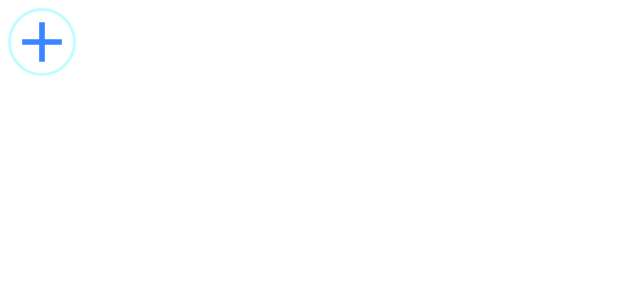
After one commit to Harshvardhan-sN/GrowMore, an Android app: the layout item_card_selected_member.xml on its own in the app's theme, with its tools: preview values and no code run, on a phone screen of 412 x 824 dp. The commit adds this screen. Shown: the top 300 px of the screen. Run offline under Robolectric (Android 15) with nearby library versions, the light colour scheme and no system bars.

Commit message:
complete 283

```diff
--- a/app/src/main/java/my/project/growmore/adapters/BoardItemsAdapter.kt
+++ b/app/src/main/java/my/project/growmore/adapters/BoardItemsAdapter.kt
@@ -10,13 +10,13 @@ import my.project.growmore.databinding.ItemBoardBinding
 import my.project.growmore.models.Board
 
 open class BoardItemsAdapter(private val context: Context,
-                private var list: ArrayList<Board>):
+                             private var list: ArrayList<Board>):
     RecyclerView.Adapter<RecyclerView.ViewHolder>(){
 
     private var onClickListener: OnClickListener? = null
 
     override fun onCreateViewHolder(parent: ViewGroup, viewType: Int): MyViewHolder {
-return MyViewHolder(ItemBoardBinding.inflate(LayoutInflater.from(parent.context), parent, false))
+        return MyViewHolder(ItemBoardBinding.inflate(LayoutInflater.from(parent.context), parent, false))
     }
 
     override fun getItemCount(): Int {
--- /dev/null
+++ b/app/src/main/res/drawable/ic_add_member.xml
@@ -0,0 +1,5 @@
+<vector android:height="24dp" android:tint="#3a86ff"
+    android:viewportHeight="24" android:viewportWidth="24"
+    android:width="24dp" xmlns:android="http://schemas.android.com/apk/res/android">
+    <path android:fillColor="@android:color/white" android:pathData="M19,13h-6v6h-2v-6H5v-2h6V5h2v6h6v2z"/>
+</vector>
--- a/app/src/main/res/layout/dialog_list.xml
+++ b/app/src/main/res/layout/dialog_list.xml
@@ -2,6 +2,7 @@
 <FrameLayout xmlns:android="http://schemas.android.com/apk/res/android"
     xmlns:app="http://schemas.android.com/apk/res-auto"
     xmlns:tools="http://schemas.android.com/tools"
+    android:id="@+id/mainLayoutId"
     android:layout_width="match_parent"
     android:layout_height="match_parent">
 
--- /dev/null
+++ b/app/src/main/res/layout/item_card_selected_member.xml
@@ -0,0 +1,32 @@
+<?xml version="1.0" encoding="utf-8"?>
+<LinearLayout xmlns:android="http://schemas.android.com/apk/res/android"
+    xmlns:app="http://schemas.android.com/apk/res-auto"
+    xmlns:tools="http://schemas.android.com/tools"
+    android:layout_width="wrap_content"
+    android:layout_height="wrap_content"
+    android:gravity="center"
+    android:orientation="horizontal"
+    android:padding="5dp">
+
+    <de.hdodenhof.circleimageview.CircleImageView
+        android:id="@+id/iv_selected_member_image"
+        android:layout_width="@dimen/item_selected_member_image_size"
+        android:layout_height="@dimen/item_selected_member_image_size"
+        android:contentDescription="@string/image_contentDescription"
+        android:src="@drawable/ic_user_place_holder"
+        android:visibility="visible"
+        app:civ_border_color="@color/l9"
+        app:civ_border_width="@dimen/item_member_image_circular_width_size"
+        tools:visibility="gone" />
+
+    <de.hdodenhof.circleimageview.CircleImageView
+        android:id="@+id/iv_add_member"
+        android:layout_width="@dimen/item_selected_member_image_size"
+        android:layout_height="@dimen/item_selected_member_image_size"
+        android:contentDescription="@string/image_contentDescription"
+        android:src="@drawable/ic_add_member"
+        android:visibility="visible"
+        app:civ_border_color="@color/l9"
+        app:civ_border_width="2dp"
+        tools:visibility="visible" />
+</LinearLayout>
--- a/app/src/main/res/layout/item_member.xml
+++ b/app/src/main/res/layout/item_member.xml
@@ -61,6 +61,7 @@
     </LinearLayout>
 
     <View
+        android:id="@+id/itemMemberView"
         android:layout_width="match_parent"
         android:layout_height="@dimen/item_member_divider_height"
         android:layout_marginTop="@dimen/item_member_divider_marginTop"
```
Also changed, not shown: app/src/main/java/my/project/growmore/activities/CardDetailsActivity.kt (+31 -0 lines), app/src/main/java/my/project/growmore/adapters/ItemAddMemberAdapter.kt (added, +75 -0 lines), app/src/main/java/my/project/growmore/dialogs/ItemAddMemberDialog.kt (added, +54 -0 lines).
